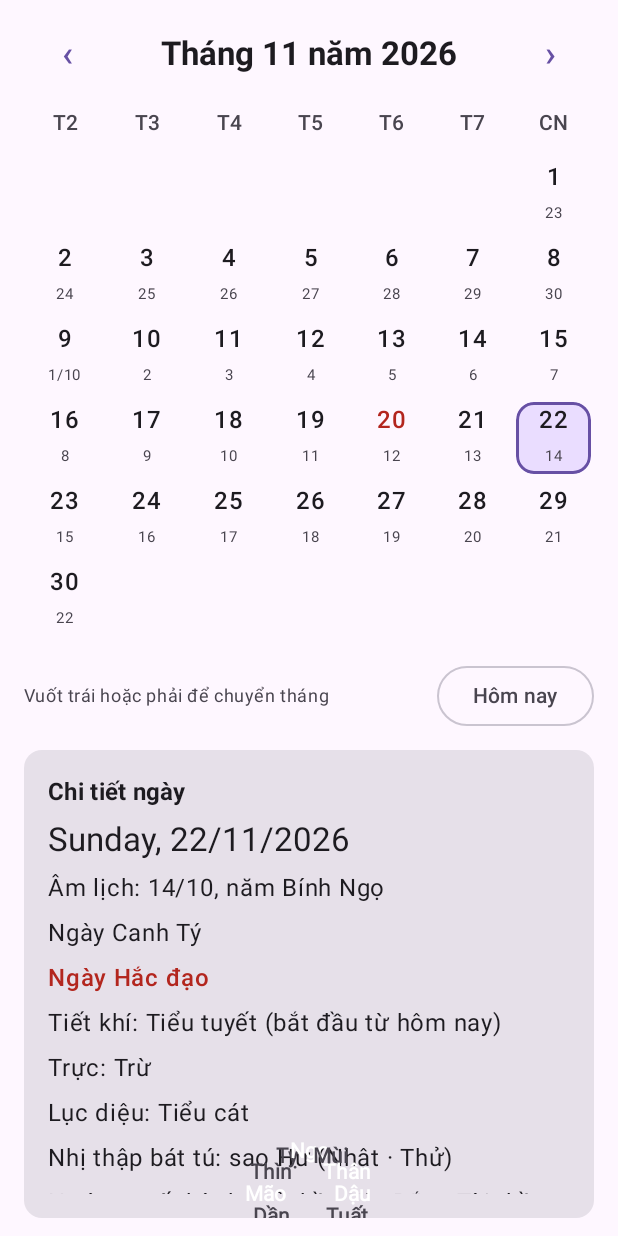
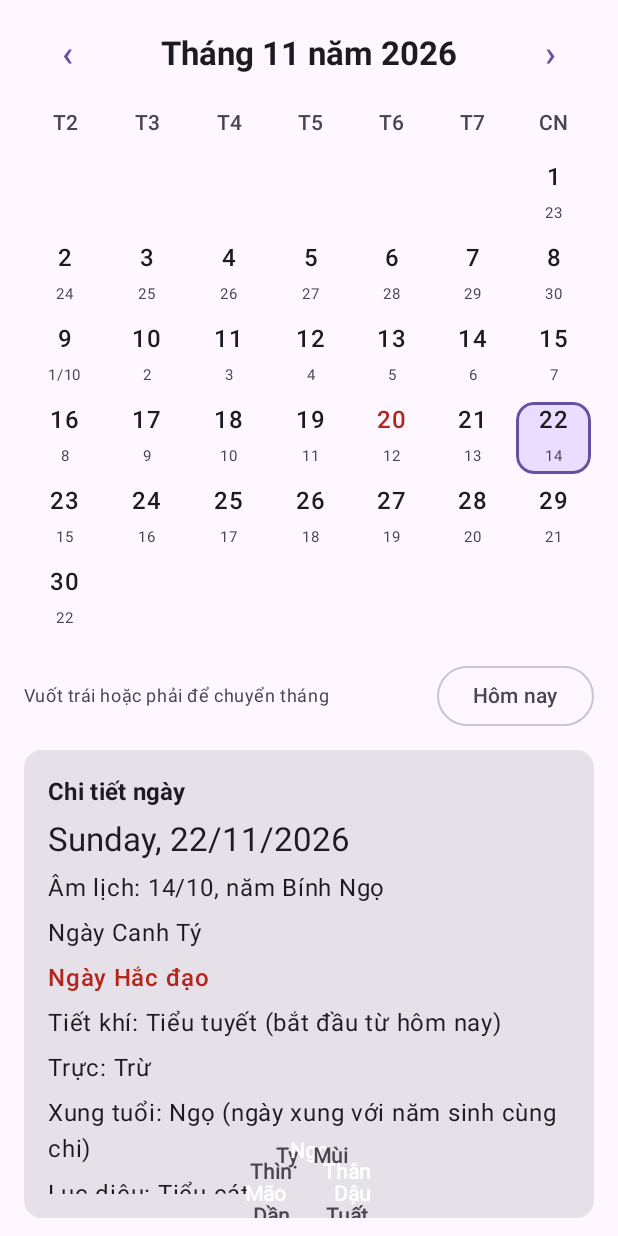
Before and after one commit to vava-prog/Widget-Premium, an Android app built with Jetpack Compose: the composable CalendarScreen shown on its own in the app's theme, on a phone screen of 412 x 824 dp. Run offline under Robolectric (Android 15) with nearby library versions, the phone set to English and light mode, and no system bars; our stand-ins replace Room's generated code; 1 statement that could not run was skipped.

Commit message:
Lịch Việt: clashing zodiac branch of the day (lục xung)
Co-Authored-By: Claude Sonnet 5.5 <noreply@anthropic.com>
Claude-Session: https://claude.ai/code/session_01Nk4VFSxSjZYMeE7WNy29ET

```diff
--- a/app/src/main/java/com/vava/widgetpremium/CalendarScreen.kt
+++ b/app/src/main/java/com/vava/widgetpremium/CalendarScreen.kt
@@ -337,6 +337,7 @@ private fun DayDetail(date: LocalDate, today: LocalDate) {
                 else stringResource(R.string.cal_term_current, VietCalendar.TERMS[VietCalendar.solarTermIndex(date)])
             )
             Text(stringResource(R.string.cal_truc, VietCalendar.TRUC[VietCalendar.trucIndex(date)]))
+            Text(stringResource(R.string.cal_clash, VietCalendar.CHI[VietCalendar.clashChi(date)]))
             Text(stringResource(R.string.cal_luc_dieu, VietCalendar.LUC_DIEU[VietCalendar.lucDieuIndex(lunar)]))
             val mansion = remember(date) { VietCalendar.mansion(date) }
             Text(stringResource(R.string.cal_mansion, mansion.name, mansion.element, mansion.animal))
--- a/app/src/main/java/com/vava/widgetpremium/VietCalendar.kt
+++ b/app/src/main/java/com/vava/widgetpremium/VietCalendar.kt
@@ -154,6 +154,9 @@ object VietCalendar {
 
     fun mansion(date: LocalDate): Mansion = MANSIONS[mansionIndex(date)]
 
+    /** Chi xung với ngày (lục xung): cách 6 chi, ví dụ ngày Tý xung tuổi Ngọ. */
+    fun clashChi(date: LocalDate): Int = (dayChiIndex(date) + 6) % 12
+
     val LUC_DIEU = listOf("Đại an", "Lưu niên", "Tốc hỷ", "Xích khẩu", "Tiểu cát", "Không vong")
 
     /**
--- a/app/src/main/res/values/strings.xml
+++ b/app/src/main/res/values/strings.xml
@@ -177,4 +177,5 @@
     <string name="cal_directions">Hướng xuất hành: Hỷ thần %1$s · Tài thần %2$s</string>
     <string name="cal_mansion">Nhị thập bát tú: sao %1$s (%2$s · %3$s)</string>
     <string name="cal_luc_dieu">Lục diệu: %1$s</string>
+    <string name="cal_clash">Xung tuổi: %1$s (ngày xung với năm sinh cùng chi)</string>
 </resources>
```
Also changed, not shown: 2 other files.
